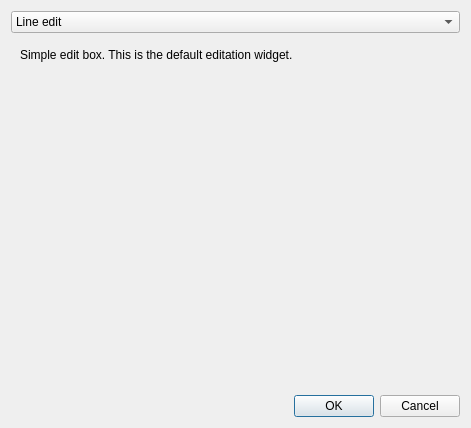
Old version of the form src/ui/qgsattributetypeedit.ui in the repository qgis/QGIS.
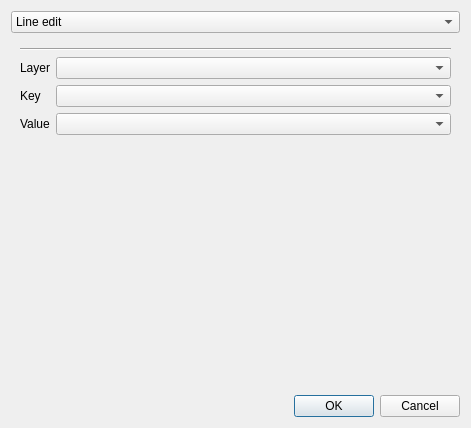
New version of the form. The open tabs and pages were chosen to show the change.

Patch:
```diff
--- a/src/ui/qgsattributetypeedit.ui
+++ b/src/ui/qgsattributetypeedit.ui
@@ -708,6 +708,50 @@
        </item>
       </layout>
      </widget>
+     <widget class="QWidget" name="multiAttributePage">
+      <layout class="QFormLayout" name="formLayout">
+       <property name="fieldGrowthPolicy">
+        <enum>QFormLayout::AllNonFixedFieldsGrow</enum>
+       </property>
+       <item row="0" column="0" colspan="2">
+        <widget class="Line" name="line_2">
+         <property name="orientation">
+          <enum>Qt::Horizontal</enum>
+         </property>
+        </widget>
+       </item>
+       <item row="1" column="0">
+        <widget class="QLabel" name="label_14">
+         <property name="text">
+          <string>Layer</string>
+         </property>
+        </widget>
+       </item>
+       <item row="1" column="1">
+        <widget class="QComboBox" name="multiAttributeLayer"/>
+       </item>
+       <item row="2" column="0">
+        <widget class="QLabel" name="label_15">
+         <property name="text">
+          <string>Key</string>
+         </property>
+        </widget>
+       </item>
+       <item row="2" column="1">
+        <widget class="QComboBox" name="multiAttributeKeyColumn"/>
+       </item>
+       <item row="3" column="0">
+        <widget class="QLabel" name="label_16">
+         <property name="text">
+          <string>Value</string>
+         </property>
+        </widget>
+       </item>
+       <item row="3" column="1">
+        <widget class="QComboBox" name="multiAttributeValueColumn"/>
+       </item>
+      </layout>
+     </widget>
     </widget>
    </item>
    <item>
```
Left out of the diff: 5 changed lines with no effect on the pictures.
